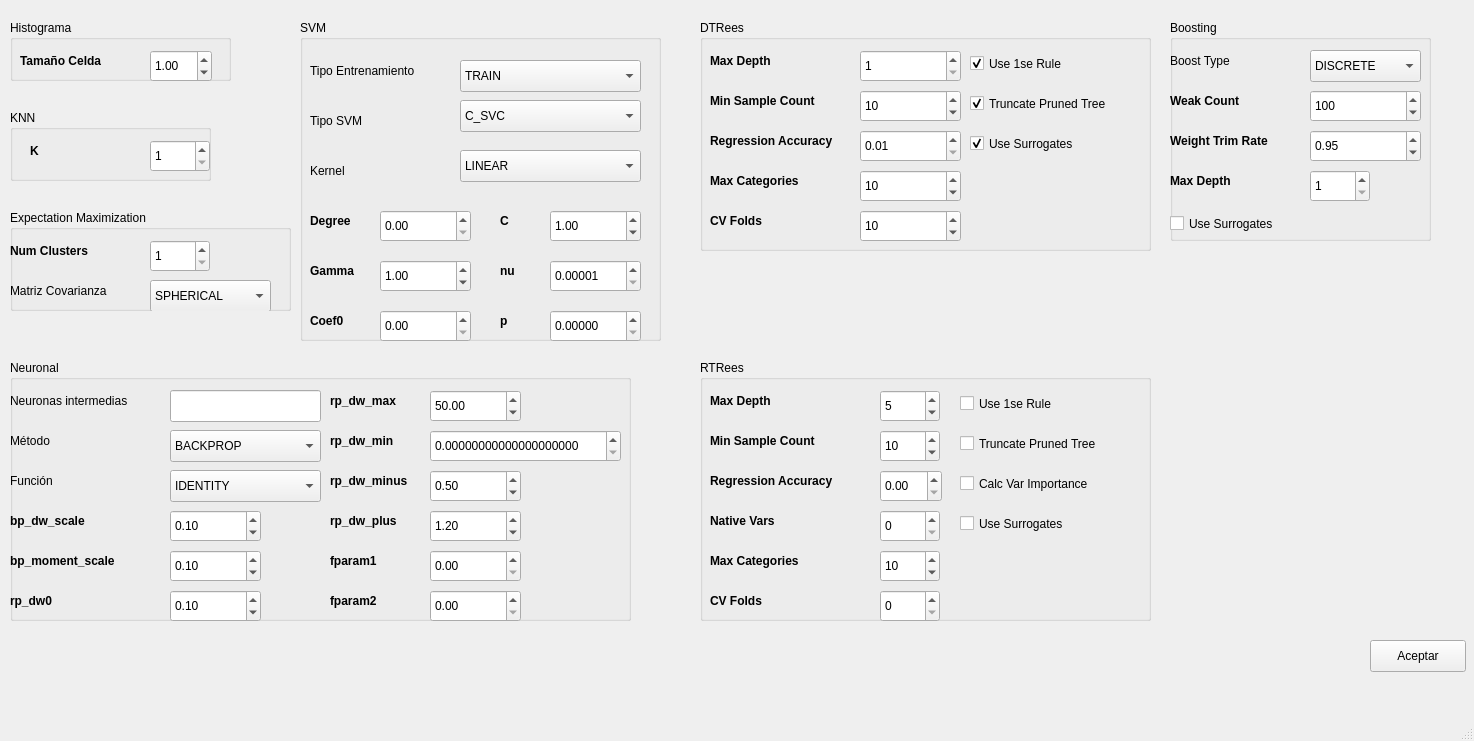
Qt form src/gui/conf_parametros.ui (IgnacioSRL/OpenCV_ML_Tool) before a commit.
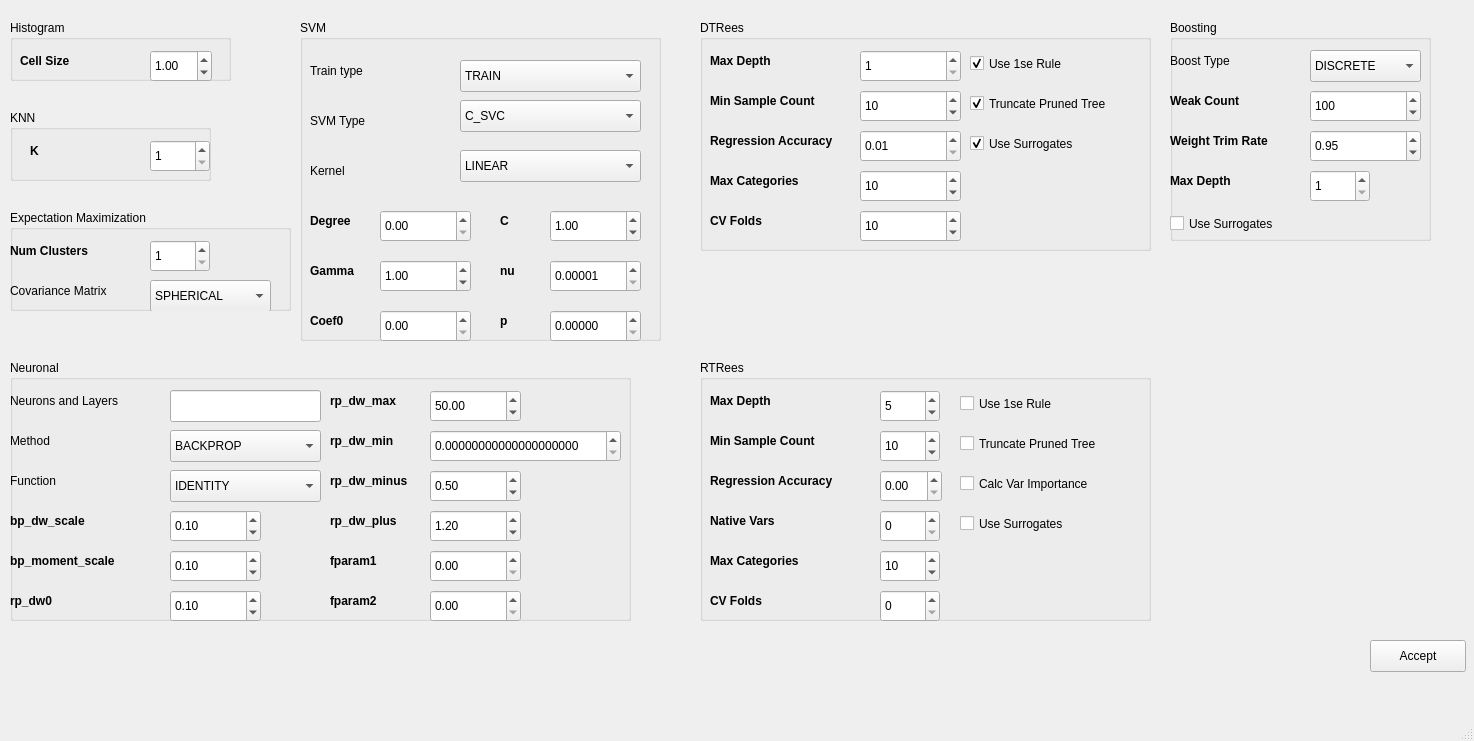
The same form after that commit.

Diff of the .ui file:
```diff
--- a/src/gui/conf_parametros.ui
+++ b/src/gui/conf_parametros.ui
@@ -30,7 +30,7 @@
      </rect>
     </property>
     <property name="title">
-     <string>Histograma</string>
+     <string>Histogram</string>
     </property>
     <widget class="QDoubleSpinBox" name="Tam_Celda">
      <property name="geometry">
@@ -70,7 +70,7 @@
       </font>
      </property>
      <property name="text">
-      <string>Tamaño Celda</string>
+      <string>Cell Size</string>
      </property>
     </widget>
    </widget>
@@ -166,7 +166,7 @@
       </rect>
      </property>
      <property name="text">
-      <string>Método</string>
+      <string>Method</string>
      </property>
     </widget>
     <widget class="QDoubleSpinBox" name="rp_dw_max">
@@ -249,7 +249,7 @@
       </rect>
      </property>
      <property name="text">
-      <string>Función</string>
+      <string>Function</string>
      </property>
     </widget>
     <widget class="QLabel" name="label_6">
@@ -262,7 +262,7 @@
       </rect>
      </property>
      <property name="text">
-      <string>Neuronas intermedias</string>
+      <string>Neurons and Layers</string>
      </property>
     </widget>
     <widget class="QDoubleSpinBox" name="rp_dw_minus">
@@ -617,7 +617,7 @@
       </rect>
      </property>
      <property name="text">
-      <string>Tipo Entrenamiento</string>
+      <string>Train type</string>
      </property>
     </widget>
     <widget class="QLabel" name="label_18">
@@ -649,7 +649,7 @@
       </rect>
      </property>
      <property name="text">
-      <string>Tipo SVM</string>
+      <string>SVM Type</string>
      </property>
     </widget>
     <widget class="QDoubleSpinBox" name="nu">
@@ -1628,7 +1628,7 @@
       </rect>
      </property>
      <property name="text">
-      <string>Matriz Covarianza</string>
+      <string>Covariance Matrix</string>
      </property>
     </widget>
     <widget class="QSpinBox" name="Num_Clus">
@@ -1702,7 +1702,7 @@
      </rect>
     </property>
     <property name="text">
-     <string>Aceptar</string>
+     <string>Accept</string>
     </property>
    </widget>
   </widget>
```
